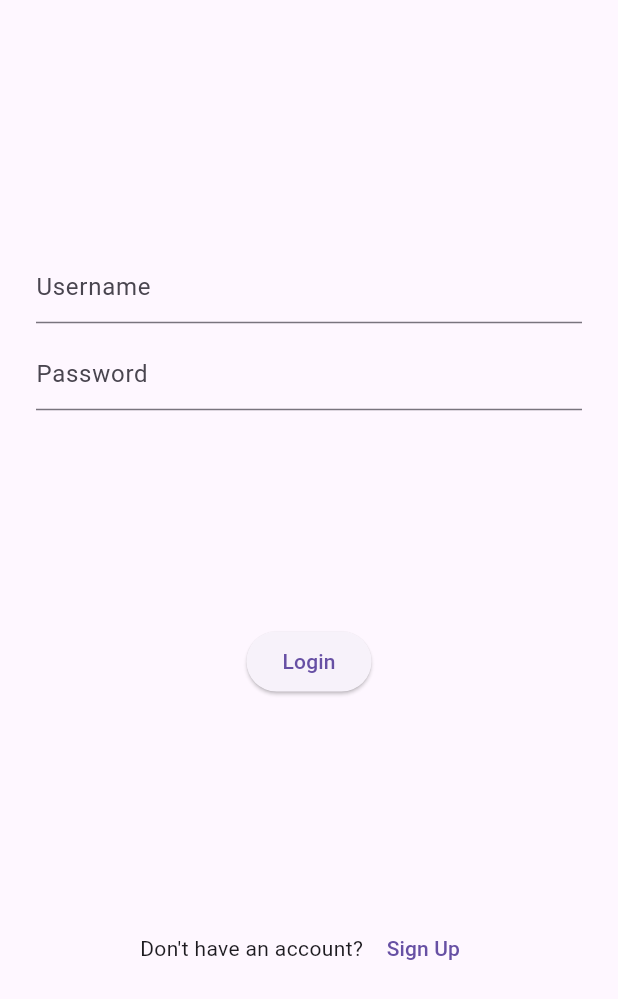
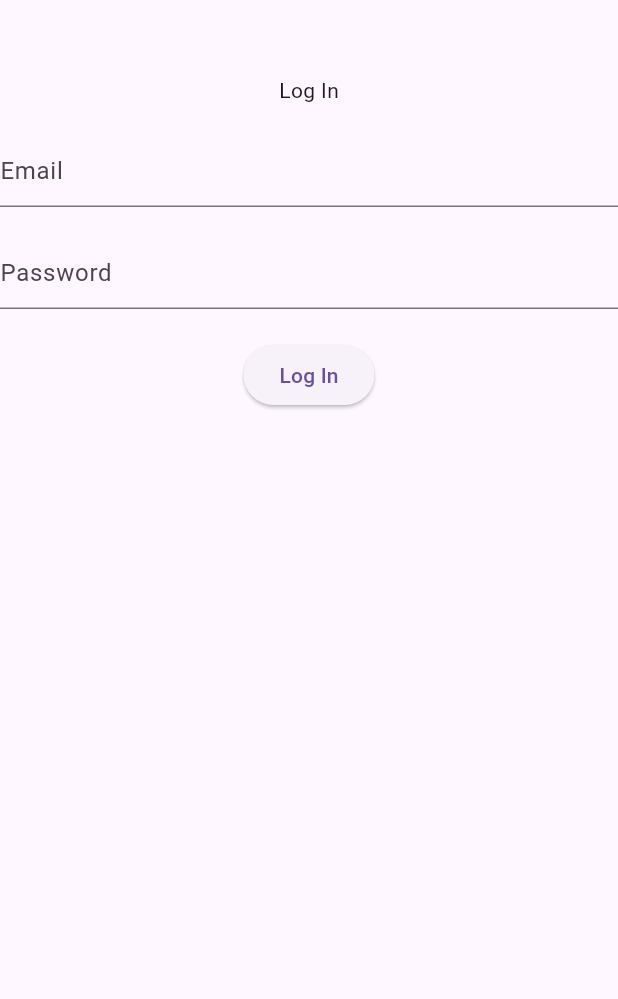
Before and after one commit to BatteryScentedCandle/Watchmans_Gazette, a Flutter app: the screen it shows after launch, after a tap on "Login", on a phone screen of 412 x 824 dp. Shown: the top 999 px of the screen. Run offline on Flutter 3.47's test engine with Material 3 defaults, Android fonts, the phone set to English and light mode, and no system bars; our stand-ins replace cloud_firestore, firebase_auth, firebase_core; accounts and stored records are empty.

Commit message:
added functionality to the login page

```diff
--- a/lib/screens/login_page.dart
+++ b/lib/screens/login_page.dart
@@ -1,4 +1,8 @@
 import 'package:flutter/material.dart';
+import 'package:firebase_auth/firebase_auth.dart';
+import 'package:cloud_firestore/cloud_firestore.dart';
+
+import 'articles_page.dart';
 
 class LoginPage extends StatefulWidget {
   const LoginPage({super.key});
@@ -8,87 +12,117 @@ class LoginPage extends StatefulWidget {
 }
 
 class _LoginPageState extends State<LoginPage> {
-  String username = '';
-  String password = '';
+  String email = "";
+  String password = "";
 
   @override
   Widget build(BuildContext context) {
     return MaterialApp(
       debugShowCheckedModeBanner: false,
       home: Scaffold(
-        body: Container(
-          margin: const EdgeInsets.all(24),
+        body: SingleChildScrollView(
+          child: Container(
+            //add ui stuff here
             child: Column(
               mainAxisAlignment: MainAxisAlignment.spaceEvenly,
-            children: [
-              _inputField(),
-              _loginButton(context),
-              _signup(),
+              crossAxisAlignment: CrossAxisAlignment.stretch,
+              children: <Widget>[
+                Column(
+                  children: <Widget>[
+                    const SizedBox(height: 50),
+                    const Text("Log In"),
+                    const SizedBox(height: 20),
                   ],
+                ),
+                Column(
+                  children: <Widget>[
+                    TextField(
+                      decoration: const InputDecoration(hintText: "Email"),
+                      onChanged: (value) {
+                        setState(() {
+                          email = value;
+                        });
+                      },
+                    ),
+                    const SizedBox(height: 20),
+                    TextField(
+                      decoration: const InputDecoration(hintText: "Password"),
+                      onChanged: (value) {
+                        setState(() {
+                          password = value;
+                        });
+                      },
+                    ),
+                    const SizedBox(height: 20),
+                    ElevatedButton(
+                      onPressed: () async {
+                        await LoginUser(email, password, context);
+                      },
+                      child: const Text("Log In"),
+                    ),
+                  ],
+                ),
+              ],
+            ),
           ),
         ),
       ),
     );
   }
 
-  _inputField() {
-    return Column(
-      crossAxisAlignment: CrossAxisAlignment.stretch,
-      children: [
-        TextField(
-          decoration: const InputDecoration(hintText: "Username"),
-          onChanged: (value) {
-            setState(() {
-              username = value; // Store username in state
-            });
-          },
+  Future<User?> LoginUser(
+    String email,
+    String password,
+    BuildContext context,
+  ) async {
+
+    if (email.isEmpty || password.isEmpty) {
+      ScaffoldMessenger.of(context).showSnackBar(
+        const SnackBar(
+          content: Text("Please complete all inputs before proceeding."),
         ),
-        const SizedBox(height: 10),
-        TextField(
-          decoration: const InputDecoration(hintText: "Password"),
-          obscureText: true,
-          onChanged: (value) {
-            setState(() {
-              password = value; // Store password in state
-            });
-          },
-        ),
-      ],
       );
+      return null;
     }
 
-  // Login button to authenticate the user
-  _loginButton(BuildContext context) {
-    return ElevatedButton(
-      onPressed: () {
-        signInUser(username, password, context);
-      },
-      child: const Text("Login"),
+    try {
+
+      FirebaseAuth auth = FirebaseAuth.instance;
+      FirebaseFirestore firestore = FirebaseFirestore.instance;
+
+      UserCredential userCredential = await auth.signInWithEmailAndPassword(
+        email: email,
+        password: password,
       );
+
+      String uid = userCredential.user!.uid;
+
+      DocumentSnapshot userDoc = await firestore
+          .collection('users')
+          .doc(uid)
+          .get();
+      if (!userDoc.exists) {
+        ScaffoldMessenger.of(
+          context,
+        ).showSnackBar(const SnackBar(content: Text("User does not exist")));
+        return null;
       }
 
-  // Method to handle user sign-in
-  Future<void> signInUser(String username, String password, BuildContext context) async {
-    // Implement Firebase authentication logic here
-    // For example:
-    // try {
-    //   UserCredential userCredential = await FirebaseAuth.instance.signInWithEmailAndPassword(email: username, password: password);
-    // } catch (e) {
-    //   ScaffoldMessenger.of(context).showSnackBar(const SnackBar(content: Text("Login failed")));
-    // }
-  }
+      ScaffoldMessenger.of(context).showSnackBar(
+        const SnackBar(content: Text("Welcome to The Watchman's Gazette")),
+      );
 
-  // Link for signing up
-  _signup() {
-    return Row(
-      mainAxisAlignment: MainAxisAlignment.center,
-      children: [
-        const Text("Don't have an account? "),
-        TextButton(
-          onPressed: () {},
-          child: const Text("Sign Up"),
-        ),
-      ],
+      Navigator.push(
+        context,
+        MaterialPageRoute(builder: (context) => ArticlesPage()),
       );
+
+      return userCredential.user;
+    } catch (e) {
+      ScaffoldMessenger.of(
+        context,
+      ).showSnackBar(const SnackBar(content: Text("Unable to Log In")));
+      return null;
     }
   }
+}
```
Lines whose indentation alone changed are shown as unchanged.
